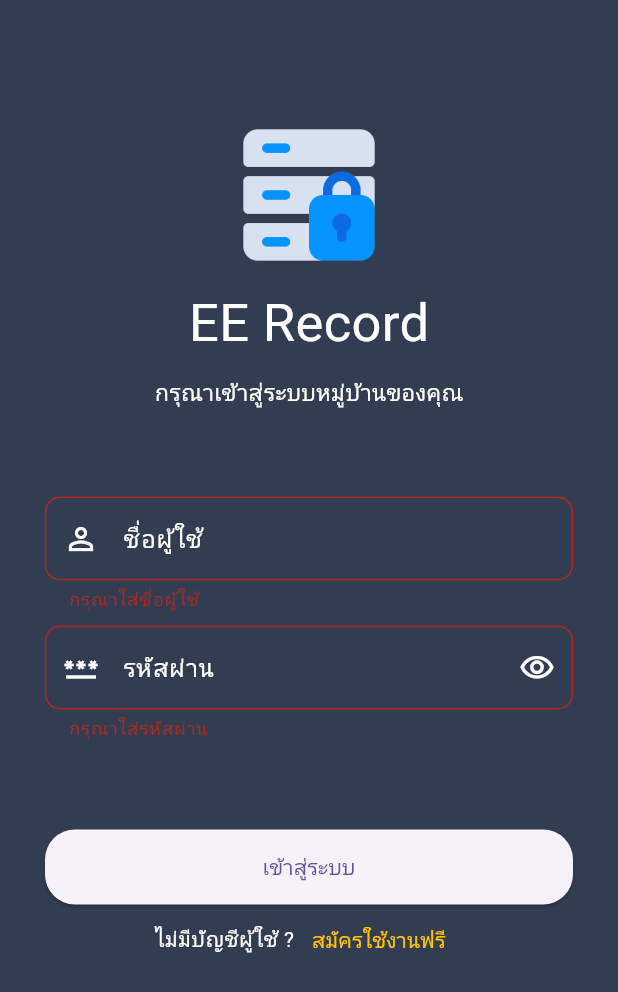
After one commit to PhaiWisit/Flutter-EErecord, a Flutter app: the LoginScreen screen opened directly, after a tap on "เข้าสู่ระบบ", on a phone screen of 412 x 824 dp. The commit adds this screen. Shown: the top 992 px of the screen. Run offline on Flutter 3.47's test engine with Material 3 defaults, Android fonts, the phone set to English and light mode, and no system bars; our stand-ins replace cached_network_image, camera, flutter_spinkit, hive, hive_flutter; accounts and stored records are empty; network calls fail.

Commit message:
update login ui

```diff
--- a/lib/main.dart
+++ b/lib/main.dart
@@ -2,7 +2,10 @@ import 'package:camera/camera.dart';
 import 'package:ee_record_mvvm/providers/record_provider.dart';
 import 'package:ee_record_mvvm/providers/visitors_provider.dart';
 import 'package:ee_record_mvvm/views/home_screen/home_screen.dart';
+import 'package:ee_record_mvvm/views/login_screen/login_screen.dart';
 import 'package:flutter/material.dart';
+import 'package:hive/hive.dart';
+import 'package:hive_flutter/hive_flutter.dart';
 import 'package:intl/intl.dart';
 import 'package:intl/date_symbol_data_local.dart';
 
@@ -14,8 +17,15 @@ Future<void> main() async {
   final firstCamera = cameras.first;
   Intl.defaultLocale = 'th';
   initializeDateFormatting();
+  await _initHive();
 
   runApp(MyApp(camera: firstCamera));
+}
+
+Future<void> _initHive() async {
+  await Hive.initFlutter();
+  await Hive.openBox("login");
+  await Hive.openBox("accounts");
 }
 
 class MyApp extends StatelessWidget {
@@ -34,7 +44,9 @@ class MyApp extends StatelessWidget {
         theme: ThemeData(
           primarySwatch: Colors.blue,
         ),
-        home: HomeScreen(
+        home:
+            // LoginScreen()
+            HomeScreen(
           camera: camera,
         ),
       ),
--- /dev/null
+++ b/lib/views/login_screen/login_screen.dart
@@ -0,0 +1,221 @@
+import 'package:ee_record_mvvm/utils/app_color.dart';
+import 'package:flutter/material.dart';
+import 'package:hive_flutter/hive_flutter.dart';
+
+// import 'home.dart';
+// import 'signup.dart';
+
+class LoginScreen extends StatefulWidget {
+  const LoginScreen({
+    Key? key,
+  }) : super(key: key);
+
+  @override
+  State<LoginScreen> createState() => _LoginScreenState();
+}
+
+class _LoginScreenState extends State<LoginScreen> {
+  final GlobalKey<FormState> _formKey = GlobalKey();
+
+  final FocusNode _focusNodePassword = FocusNode();
+  final TextEditingController _controllerUsername = TextEditingController();
+  final TextEditingController _controllerPassword = TextEditingController();
+
+  bool _obscurePassword = true;
+  final Box _boxLogin = Hive.box("login");
+  final Box _boxAccounts = Hive.box("accounts");
+
+  @override
+  Widget build(BuildContext context) {
+    if (_boxLogin.get("loginStatus") ?? false) {
+      // return Home();
+    }
+
+    return Scaffold(
+      backgroundColor: color1DeepBlue,
+      body: Form(
+        key: _formKey,
+        child: SingleChildScrollView(
+          padding: const EdgeInsets.all(30.0),
+          child: Column(
+            children: [
+              const SizedBox(height: 50),
+              Image.asset(
+                'assets/resource/logo.png',
+                fit: BoxFit.fitHeight,
+                height: 100,
+                width: 100,
+              ),
+              const SizedBox(height: 10),
+              Text(
+                "EE Record",
+                style: TextStyle(color: Colors.white, fontSize: 35),
+              ),
+              const SizedBox(height: 10),
+              Text(
+                "กรุณาเข้าสู่ระบบหมู่บ้านของคุณ",
+                style: TextStyle(color: Colors.white, fontSize: 15),
+              ),
+              const SizedBox(height: 60),
+              TextFormField(
+                controller: _controllerUsername,
+                cursorColor: Colors.white,
+                style: TextStyle(color: Colors.white),
+                keyboardType: TextInputType.name,
+                decoration: InputDecoration(
+                  labelText: "ชื่อผู้ใช้",
+                  labelStyle: TextStyle(color: Colors.white),
+                  prefixIcon: const Icon(
+                    Icons.person_outline,
+                    color: Colors.white,
+                  ),
+                  border: OutlineInputBorder(
+                    borderRadius: BorderRadius.circular(10),
+                    borderSide: BorderSide(color: Colors.grey),
+                  ),
+                  focusedBorder: OutlineInputBorder(
+                    borderRadius: BorderRadius.circular(10),
+                    borderSide: BorderSide(color: color1White),
+                  ),
+                  enabledBorder: OutlineInputBorder(
+                    borderRadius: BorderRadius.circular(10),
+                    borderSide: BorderSide(color: Colors.grey),
+                  ),
+                  // enabledBorder: OutlineInputBorder(
+                  //   borderRadius: BorderRadius.circular(10),
+                  // ),
+                ),
+                onEditingComplete: () => _focusNodePassword.requestFocus(),
+                validator: (String? value) {
+                  if (value == null || value.isEmpty) {
+                    return "กรุณาใส่ชื่อผู้ใช้";
+                  } else if (!_boxAccounts.containsKey(value)) {
+                    return "ไม่พบบัญชีผู้ใช้ของคุณ";
+                  }
+
+                  return null;
+                },
+              ),
+              const SizedBox(height: 10),
+              TextFormField(
+                controller: _controllerPassword,
+                focusNode: _focusNodePassword,
+                obscureText: _obscurePassword,
+                cursorColor: Colors.white,
+                style: TextStyle(color: Colors.white),
+                keyboardType: TextInputType.visiblePassword,
+                decoration: InputDecoration(
+                  labelText: "รหัสผ่าน",
+                  labelStyle: TextStyle(color: Colors.white),
+                  prefixIcon: const Icon(
+                    Icons.password_outlined,
+                    color: Colors.white,
+                  ),
+                  suffixIcon: IconButton(
+                      onPressed: () {
+                        setState(() {
+                          _obscurePassword = !_obscurePassword;
+                        });
+                      },
+                      icon: _obscurePassword
+                          ? const Icon(
+                              Icons.visibility_outlined,
+                              color: Colors.white,
+                            )
+                          : const Icon(
+                              Icons.visibility_off_outlined,
+                              color: Colors.white,
+                            )),
+                  border: OutlineInputBorder(
+                    borderRadius: BorderRadius.circular(10),
+                    borderSide: BorderSide(color: Colors.grey),
+                  ),
+                  focusedBorder: OutlineInputBorder(
+                    borderRadius: BorderRadius.circular(10),
+                    borderSide: BorderSide(color: color1White),
+                  ),
+                  enabledBorder: OutlineInputBorder(
+                    borderRadius: BorderRadius.circular(10),
+                    borderSide: BorderSide(color: Colors.grey),
+                  ),
+                ),
+                validator: (String? value) {
+                  if (value == null || value.isEmpty) {
+                    return "กรุณาใส่รหัสผ่าน";
+                  } else if (value !=
+                      _boxAccounts.get(_controllerUsername.text)) {
+                    return "Wrong password.";
+                  }
+
+                  return null;
+                },
+              ),
+              const SizedBox(height: 60),
+              Column(
+                children: [
+                  ElevatedButton(
+                    style: ElevatedButton.styleFrom(
+                      minimumSize: const Size.fromHeight(50),
+                      shape: RoundedRectangleBorder(
+                        borderRadius: BorderRadius.circular(20),
+                      ),
+                    ),
+                    onPressed: () {
+                      if (_formKey.currentState?.validate() ?? false) {
+                        _boxLogin.put("loginStatus", true);
+                        _boxLogin.put("userName", _controllerUsername.text);
+
+                        // Navigator.pushReplacement(
+                        //   context,
+                        //   MaterialPageRoute(
+                        //     builder: (context) {
+                        //       return Home();
+                        //     },
+                        //   ),
+                        // );
+                      }
+                    },
+                    child: const Text("เข้าสู่ระบบ"),
+                  ),
+                  Row(
+                    mainAxisAlignment: MainAxisAlignment.center,
+                    children: [
+                      const Text(
+                        "ไม่มีบัญชีผู้ใช้ ?",
+                        style: TextStyle(color: Colors.white),
+                      ),
+                      TextButton(
+                        onPressed: () {
+                          _formKey.currentState?.reset();
+
+                          // Navigator.push(
+                          //   context,
+                          //   MaterialPageRoute(
+                          //     builder: (context) {
+                          //       return const Signup();
+                          //     },
+                          //   ),
+                          // );
+                        },
+                        child: const Text("สมัครใช้งานฟรี",
+                            style: TextStyle(color: Colors.amber)),
+                      ),
+                    ],
+                  ),
+                ],
+              ),
+            ],
+          ),
+        ),
+      ),
+    );
+  }
+
+  @override
+  void dispose() {
+    _focusNodePassword.dispose();
+    _controllerUsername.dispose();
+    _controllerPassword.dispose();
+    super.dispose();
+  }
+}
--- a/pubspec.yaml
+++ b/pubspec.yaml
@@ -35,7 +35,7 @@ dependencies:
   cupertino_icons: ^1.0.2
   provider: ^6.0.2
   http: ^0.13.4
-  intl: ^0.17.0
+  intl: ^0.18.1
   cached_network_image: ^3.2.0
   flutter_spinkit: ^5.1.0
   camera: ^0.9.4+16
@@ -43,6 +43,8 @@ dependencies:
   path: ^1.8.1
   image_cropper: ^1.5.0
   image: ^3.1.3
+  hive: ^2.2.3
+  hive_flutter: ^1.1.0
 
 dev_dependencies:
   flutter_test:
```
Also changed, not shown: assets/Screenshot (19).png (deleted), pubspec.lock, 3 other files.
